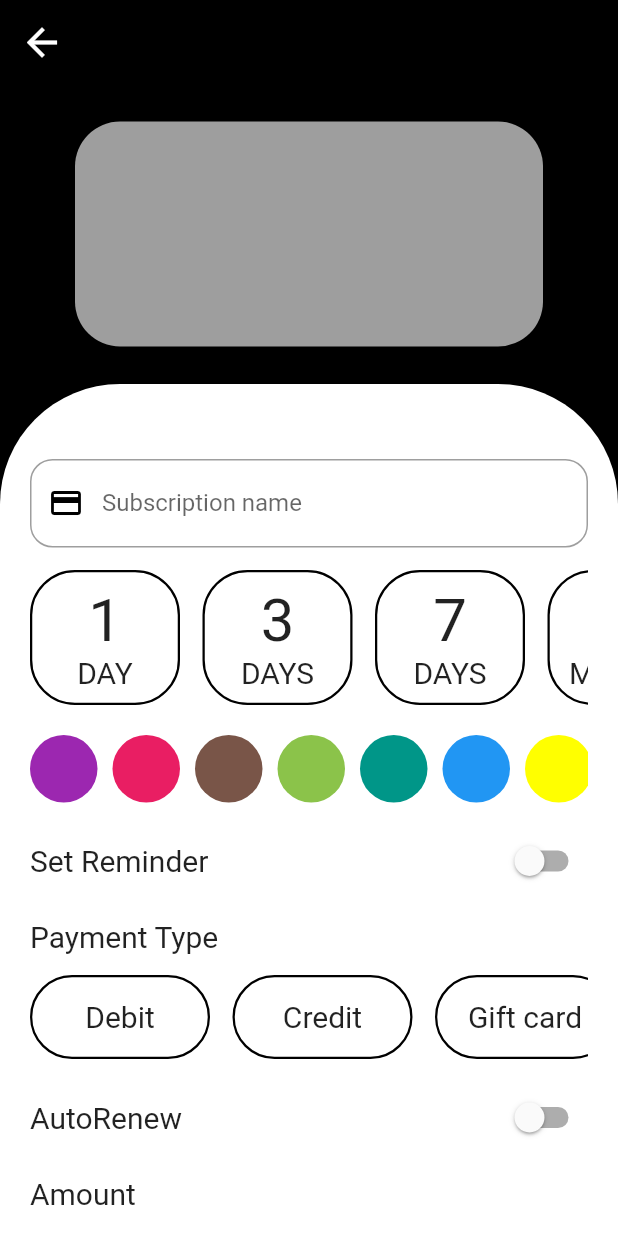
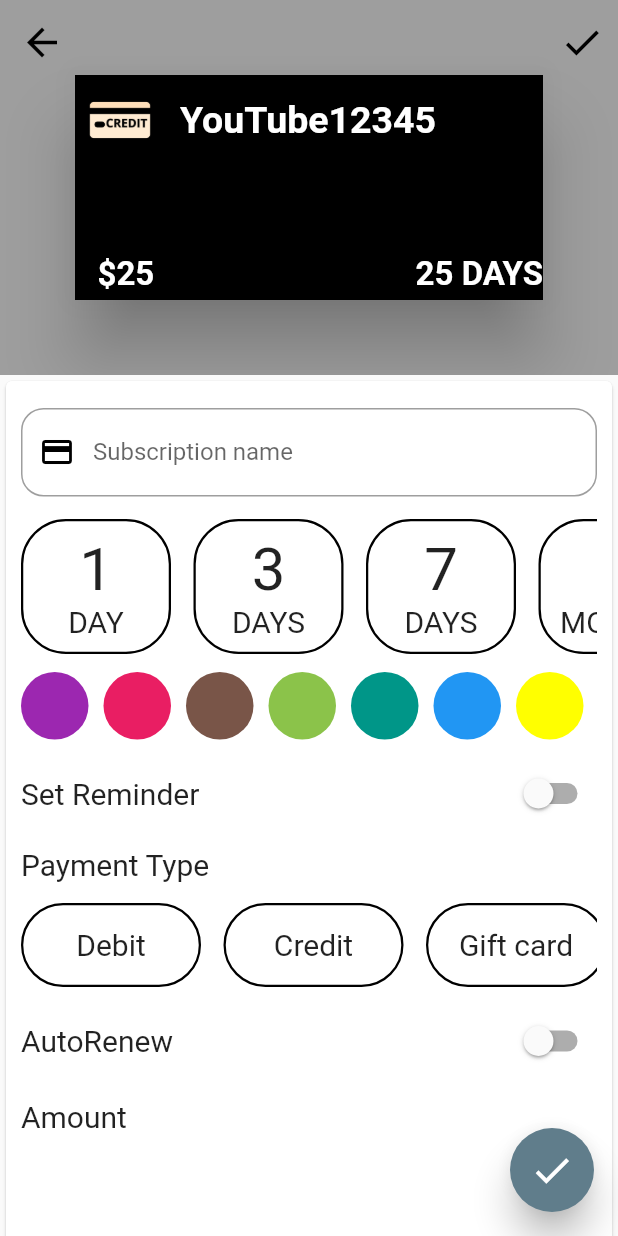
Before and after one commit to budoengland21/subscribe, a Flutter app: the AddCard screen opened directly, on a phone screen of 412 x 824 dp. Run offline on Flutter 3.47's test engine with Material 2 defaults, Android fonts, the phone set to English and light mode, and no system bars; missing offline and left inert: date_range_picker.

Commit message:
New layout for addcard that allows scrolling

```diff
--- a/subscription/lib/AddCardScreen/AddCard.dart
+++ b/subscription/lib/AddCardScreen/AddCard.dart
@@ -1,6 +1,8 @@
 
 
 
+
+import 'dart:ui';
 
 import 'package:flutter/material.dart';
 import 'package:date_range_picker/date_range_picker.dart';
@@ -21,40 +23,117 @@
   @override
   Widget build(BuildContext context) {
     return Scaffold(
-      backgroundColor: Colors.black,
-      appBar: AppBar(
-        elevation: 0,
-        backgroundColor: Colors.black,
-        leading: IconButton(icon:Icon(Icons.arrow_back,color: Colors.white,size: 30,),),
+        body: CustomScrollView(
+
+
+         slivers: <Widget>[
+
+
+
+         SliverAppBar(
+          backgroundColor: Colors.grey,
+          actions: <Widget>[
+            IconButton(
+              icon: Icon(Icons.done),
+              color: Colors.black,
+              iconSize: 30,
+              onPressed: (){},//go to settings page} ,
+            ),
+          ],
+          //forceElevated: true,
+          //floating: true,
+          pinned: true,elevation: 10,
+          leading: IconButton(icon:Icon(Icons.arrow_back,color: Colors.black,size: 30,),),
+          // appBar:AppBar(leading: IconButton(icon:Icon(Icons.arrow_back,color: Colors.black,size: 30,),),)//leading: IconButton(icon:Icon(Icons.arrow_back,color: Colors.black,size: 30,),),
+
+          // color that appear when scroll up
+          expandedHeight: 250,//height of actual view
+
+          flexibleSpace: FlexibleSpaceBar(
+
+            background:
+            Center(
+              child: Card(
+
+                elevation: 20,
+                child: Container(
+                  height: 150, width: (MediaQuery.of(context).size.width)-100,
+                  color:Colors.black,
+                  //CARD DETAILS REAL TIME UPDATE
+                  child: Column(
+                    mainAxisAlignment: MainAxisAlignment.start,
+                    children: <Widget>[
+                      Row(
+                        children: <Widget>[
+                          Container(
+
+                            decoration: BoxDecoration(
+                              image: DecorationImage(
+                                  image: AssetImage("images/credit.png"),
+                                  fit: BoxFit.contain
+                              ),
 
                             ),
-      body: Column(
+                            width: 60,
+                            height: 60,
+                          ),
+                          SizedBox(
+                            width:10,
+                          ),
+
+                          Text(
+                            "YouTube12345", style: TextStyle(fontSize: 25,color:Colors.white,fontWeight: FontWeight.bold),
+                          )
+                        ],
+                      ),
+                      SizedBox(
+                        height: 60,
+
+                      ),
+                      Row(
                         children: <Widget>[
-          Container(
-            height: 200,
-            width: double.infinity,
-            // color: Colors.red,
-            child: Center(
-              child: Container(
+                          Padding(
+                            padding: const EdgeInsets.only(left:15.0),
+                            child: Text(
+                              "\$25 ",style: TextStyle(fontSize: 22,color:Colors.white,fontWeight: FontWeight.bold),
+                            ),
+                          ),
+                          Spacer(),
 
-                height: 150,
-                width: (MediaQuery.of(context).size.width)-100,
+                          Text(
+                            "25 DAYS",style: TextStyle(fontSize: 22,color:Colors.white,fontWeight: FontWeight.bold),
+                          ),
+                        ],
+                      ),
+
+
+
+                    ],
+                  ),
+                  //decoration: BoxDecoration(borderRadius: BorderRadius.all(Radius.circular(30)),color: Colors.white)
+
+                ),
+                // height: 150,
+                //width: (MediaQuery.of(context).size.width)-100,
                 //color: Colors.white,
-                decoration: BoxDecoration(borderRadius: BorderRadius.all(Radius.circular(30)),color: Colors.grey),
+                //,
               ),
             ),
           ),
-          Expanded(
-
-            child: Container(
-              decoration: BoxDecoration(borderRadius: BorderRadius.only(topRight: Radius.circular(80), topLeft: Radius.circular(80)),color: Colors.white),
+        ),
+        //THIS IS WHERE WE PUT ALL THE CHILDREN
+        SliverFixedExtentList(
+          itemExtent: 650,//height of each widget in the listdelegate
+          //for my case since its one widget, make height reasonable size
+          //divide the items
+          delegate: SliverChildListDelegate(
+              [
+                //Using card coz material needed for textbox
+                Card(
 
 
-              child: ListView(
-                scrollDirection: Axis.vertical,
-                children: <Widget>[
-                  Padding(
-                    padding: const EdgeInsets.only(left:20.0,right: 20, top:50),
+                  child:Padding(
+                      padding: const EdgeInsets.only(top:18.0, left:10,right: 10),
 
                       child: Column(
                         children: <Widget>[
@@ -68,11 +147,11 @@
 
 
                           ),
-                        SizedBox(
-                          height: 15,
-                        ),
-                        Container(
+                          Padding(
+                            padding: const EdgeInsets.only(top:15.0),
+                            child: Container(
                               height: 90,
+                              color: Colors.white,
                               width: double.infinity,
 
                               child: ListView(
@@ -188,10 +267,10 @@
                                 ],
                               ),
                             ),
-                        SizedBox(
-                          height: 20,
                           ),
-                        Container(
+                          Padding(
+                            padding: const EdgeInsets.only(top:12.0),
+                            child: Container(
                               width: double.infinity,
                               height: 45,
                               child: ListView(
@@ -199,11 +278,10 @@
                                 children:colorContainers(),
                               ),
                             ),
-                        SizedBox(
-                          height: 15,
                           ),
-                    //Reminder_____________________________________________________
-                        Row(
+                          Padding(
+                            padding: const EdgeInsets.only(top:12.0),
+                            child: Row(
                               children: <Widget>[
                                 Text("Set Reminder", style: TextStyle(fontSize: 20),),
                                 Spacer(),
@@ -218,6 +296,7 @@
                                 ),
 
                               ],
+                            ),
                           ),
                           Visibility(
                             visible: isOn,
@@ -252,18 +331,14 @@
                                 )],
                             ),
                           ),
-                    SizedBox(
-                      height:15,
-                    ),
-
-
-                    //Payment type    ________________________________________
-
-                        Row(
+                          Padding(
+                            padding: const EdgeInsets.only(top:12.0),
+                            child: Row(
                               children: <Widget>[
                                 Text("Payment Type", style: TextStyle(fontSize: 20),),
                               ],
 
+                            ),
                           ),
                           Container(
                             width: double.infinity,
@@ -276,13 +351,11 @@
                               ),
                             ),
                           ),
-                     SizedBox(
-                      height: 15,
-                     ),
 
 
-                    //renew button
-                        Row(
+                          Padding(
+                            padding: const EdgeInsets.only(top:12.0),
+                            child: Row(
                               children: <Widget>[
                                 Text("AutoRenew", style: TextStyle(fontSize: 20),),
                                 Spacer(),
@@ -298,6 +371,7 @@
 
                               ],
                             ),
+                          ),
                           SizedBox(
                             height: 15,
                           ),
@@ -310,23 +384,45 @@
 
                             ],
                           ),
+                        ],
+
+                      )
+
+
+                  ),),
+
+
+
+
+
+              ]
+          ) ,
+
+        ),
 
 
 
 
       ],
-                    ),
+
+
+
 
 
     ),
+      floatingActionButton: FloatingActionButton(
 
-                ],
+        elevation: 10,
+        backgroundColor: Colors.blueGrey,
+        child: Icon(Icons.done,color: Colors.white,size: 30,),
+        splashColor: Colors.lime,
+        onPressed: (){
+          //Navigator.push(context, MaterialPageRoute(builder: (context)=> AddCard()));
+        },
       ),
-            ),
-          )
-        ],
-      ),
+
     );
+
   }
 
 
```
Lines whose indentation alone changed are shown as unchanged.
